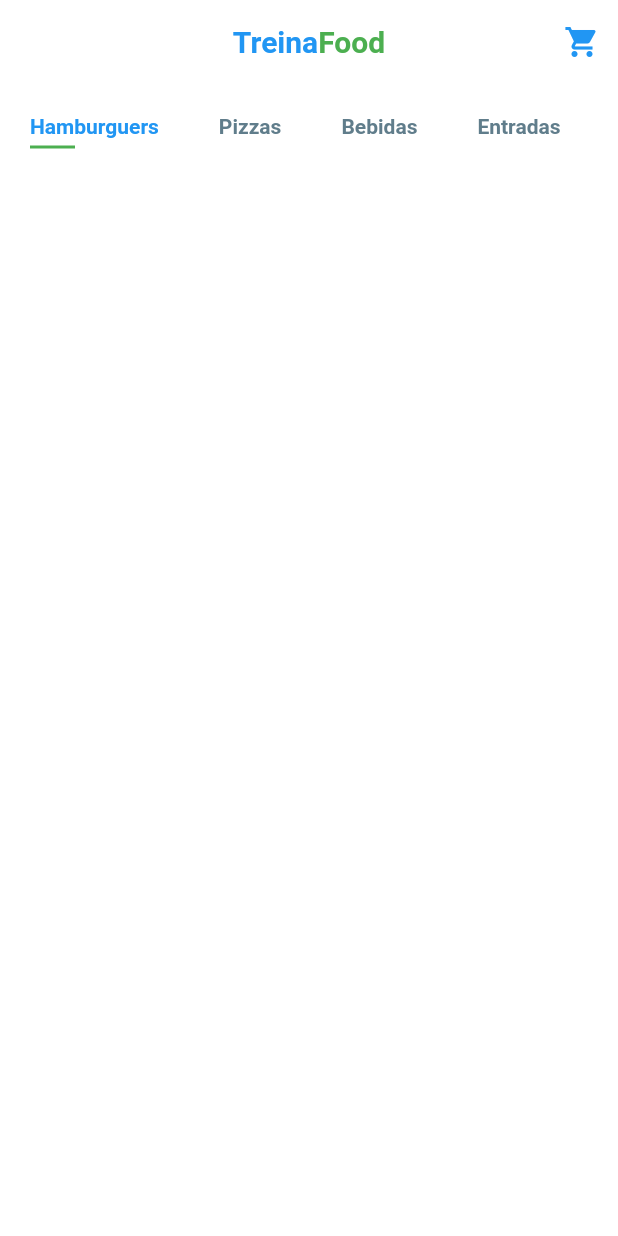
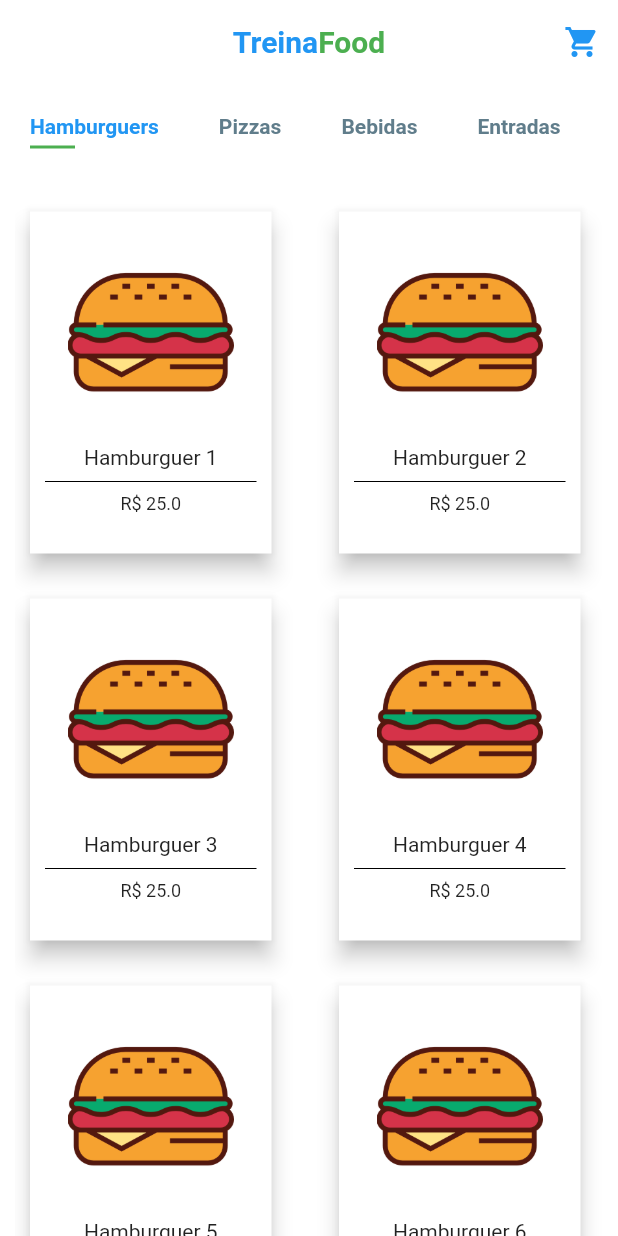
Before and after one commit to treinaweb/treinaweb-flutter-ui-cardapio-restaurantes, a Flutter app: the screen it shows after launch, on a phone screen of 412 x 824 dp. Run offline on Flutter 3.47's test engine with Material 2 defaults, Android fonts, the phone set to English and light mode, and no system bars.

Commit message:
03.03_Lista_Produtos

```diff
--- a/lib/models/produto.dart
+++ b/lib/models/produto.dart
@@ -59,4 +59,4 @@ class Produto {
   ];
 
   String desc = "Um excelente hamburguer";
-  String caminho = "assets/images/burguer.png";
+  String caminho = "assets/images/burger.png";
--- a/lib/screens/home/components/body.dart
+++ b/lib/screens/home/components/body.dart
@@ -1,5 +1,6 @@
 import 'package:flutter/material.dart';
 import 'package:ui_cardapio_restaurante/screens/home/components/lista_categoria.dart';
+import 'package:ui_cardapio_restaurante/screens/home/components/lista_produtos.dart';
 
 class Body extends StatelessWidget {
   @override
@@ -7,7 +8,8 @@ class Body extends StatelessWidget {
     return Column(
       crossAxisAlignment: CrossAxisAlignment.start,
       children: <Widget>[
-        ListaCategoria()
+        ListaCategoria(),
+        ListaProdutos()
       ],
     );
   }
--- /dev/null
+++ b/lib/screens/home/components/lista_produtos.dart
@@ -0,0 +1,56 @@
+import 'package:flutter/material.dart';
+import 'package:ui_cardapio_restaurante/models/produto.dart';
+
+class ListaProdutos extends StatelessWidget {
+  @override
+  Widget build(BuildContext context) {
+    return Expanded(
+      child: Padding(
+        padding: EdgeInsets.symmetric(horizontal: 10),
+        child: GridView.builder(
+            itemCount: produtos.length,
+            gridDelegate: SliverGridDelegateWithFixedCrossAxisCount(
+              crossAxisCount: 2,
+              mainAxisSpacing: 10,
+              crossAxisSpacing: 20,
+              childAspectRatio: 0.75
+            ),
+            itemBuilder: (context, index) => buildCartaoProduto(index)),
+      ),
+    );
+  }
+
+  Widget buildCartaoProduto(int index) {
+    return Container(
+      margin: EdgeInsets.only(left: 10, right: 15, top: 20, bottom: 0),
+      child: Material(
+        elevation: 6.0,
+        color: Colors.white,
+        child: InkWell(
+          onTap: () {},
+          child: Padding(
+            padding: EdgeInsets.all(10),
+            child: Column(
+              children: <Widget>[
+                Container(
+                  margin: EdgeInsets.only(bottom: 5),
+                  padding: EdgeInsets.all(15),
+                  child: Hero(
+                    tag: produtos[index].id,
+                    child: Image.asset(produtos[index].imagem),
+                  ),
+                ),
+                Text(produtos[index].nome),
+                Divider(color: Colors.black,),
+                Text(
+                  "R\$ " + produtos[index].preco.toString(),
+                  style: TextStyle(fontSize: 12),
+                ),
+              ],
+            ),
+          ),
+        ),
+      ),
+    );
+  }
+}
```
